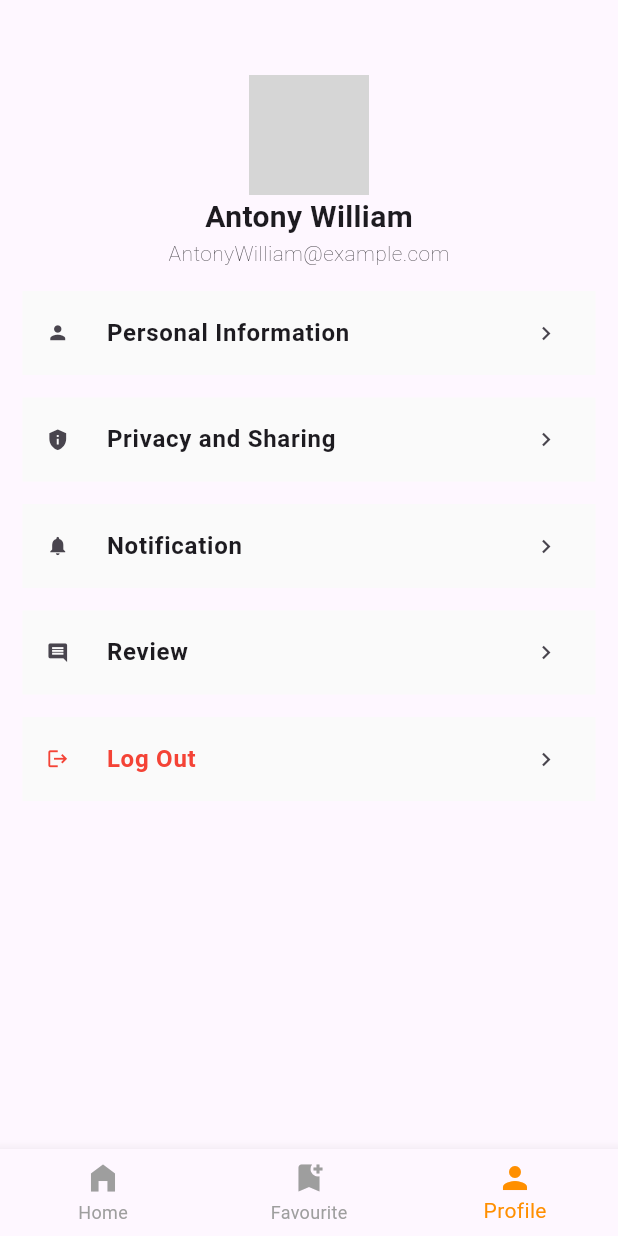
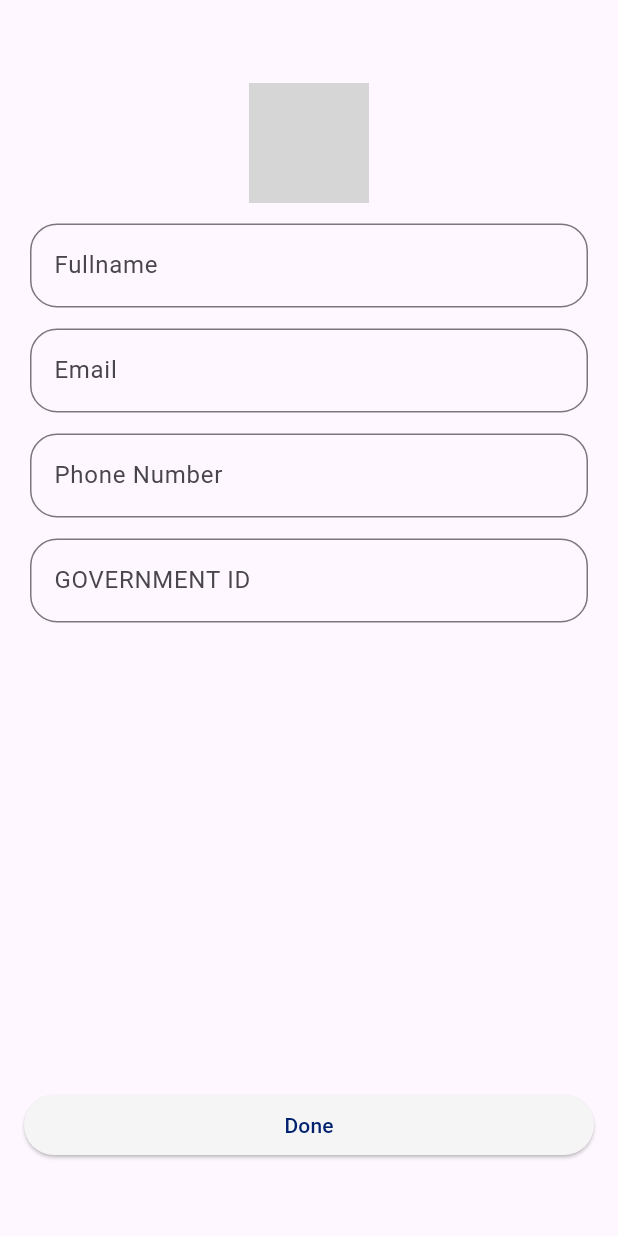
Before and after one commit to Its-Brayan/Staycation, a Flutter app: the mainNavigation screen opened directly, item 3 of the bottom bar chosen, after a tap on "Personal Information", on a phone screen of 412 x 824 dp. Run offline on Flutter 3.47's test engine with Material 3 defaults, Android fonts, the phone set to English and light mode, and no system bars; network calls fail; grey boxes are pictures that could not be loaded.

Commit message:
Update profile UI

```diff
--- a/lib/main.dart
+++ b/lib/main.dart
@@ -4,6 +4,7 @@ import 'package:stay/pages/signup.dart';
 import 'package:stay/pages/login.dart';
 import 'package:stay/pages/home.dart';
 import 'package:stay/pages/favourite.dart';
+import 'package:stay/pages/Personalinfo.dart';
 void main() {
   runApp(const MyApp());
 }
@@ -23,7 +24,8 @@ class MyApp extends StatelessWidget {
         '/signup' :(context)=>Signup(),
         '/profile':(context) =>Profile(),
         '/Home':(context)=>Homepage(),
-        '/favourites':(context) =>Favourite()
+        '/favourites':(context) =>Favourite(),
+        '/personalinfo':(context) => Personalinfo(),
     },
       title: 'Flutter Demo',
       theme: ThemeData(
@@ -91,7 +93,7 @@ class _mainNavigationState extends State<mainNavigation> {
 
         ],
         currentIndex: selectedIndex,
-        selectedItemColor: Colors.amber[800],
+        selectedItemColor: Color(0xFF01226F),
         unselectedItemColor: Colors.grey,
         showUnselectedLabels: true,
         onTap: onItemTapped,
--- /dev/null
+++ b/lib/pages/Personalinfo.dart
@@ -0,0 +1,93 @@
+import 'package:flutter/material.dart';
+
+class Personalinfo extends StatefulWidget {
+  const Personalinfo({super.key});
+
+  @override
+  State<Personalinfo> createState() => _PersonalinfoState();
+}
+
+class _PersonalinfoState extends State<Personalinfo> {
+  @override
+  Widget build(BuildContext context) {
+    return Scaffold(
+    body: SafeArea(
+
+
+      child: Center(
+        child: Padding(
+          padding: const EdgeInsets.all(20.0),
+          child: Column(
+            children: [
+              Padding(
+                padding: const EdgeInsets.fromLTRB(0, 35.0, 0, 0),
+                child: ClipRRect(
+                  borderRadius: BorderRadius.circular(50.0),
+                    child: Image.network("https://encrypted-tbn0.gstatic.com/images?q=tbn:ANd9GcScUIAcXgRaNDVvwWAkLcM5twP2KbyCMjPaqg&s",
+                    width: 80.0,
+                    height: 80.0,
+                    fit: BoxFit.cover,)
+                ),
+              ),
+             SizedBox(height: 14),
+              TextFormField(
+               decoration: InputDecoration(
+                 border:OutlineInputBorder(
+                borderRadius: BorderRadius.all(Radius.circular(18.0),
+                 ),
+                 ),
+                 labelText: "Fullname",
+               ),
+
+              ),
+              SizedBox(height: 14.0),
+              TextFormField(
+                decoration: InputDecoration(
+                  border:OutlineInputBorder(
+                    borderRadius: BorderRadius.all(Radius.circular(18.0),
+                    ),
+                  ),
+                  labelText: "Email"
+                ),
+              ),
+              SizedBox(height: 14.0),
+              TextFormField(
+                decoration: InputDecoration(
+                  border: OutlineInputBorder(
+                    borderRadius: BorderRadius.all(Radius.circular(18.0)
+                    ),
+                  ),
+                  labelText: "Phone Number",
+                ),
+              ),
+              SizedBox(height: 14.0),
+              TextFormField(
+                decoration: InputDecoration(
+                  border: OutlineInputBorder(
+                    borderRadius: BorderRadius.all(Radius.circular(18.0),
+                    ),
+                  ),
+
+                  labelText: "GOVERNMENT ID",
+                ),
+              )
+            ],
+          ),
+        ),
+      ),
+
+    ),
+      bottomNavigationBar:Padding(padding: EdgeInsets.fromLTRB(16,0, 16, 50),
+      child: ElevatedButton(onPressed: (){}, child:Text("Done",
+      style: TextStyle(color: Color(0xFF01226F)
+      ),
+      ),
+        style: ElevatedButton.styleFrom(
+          backgroundColor: Colors.grey.shade100,
+        ),
+    ),
+    ),
+
+    );
+  }
+}
--- a/lib/pages/profile.dart
+++ b/lib/pages/profile.dart
@@ -47,7 +47,9 @@ class Profile extends StatelessWidget {
                  trailing: Icon(Icons.keyboard_arrow_right,
                  size: 18,),
                  tileColor: Colors.grey.shade50,
-                 onTap: (){},
+                 onTap: (){
+                   Navigator.of(context).pushNamed("/personalinfo");
+                 },
                ),
                SizedBox(height: 15),
                ListTile(
```
